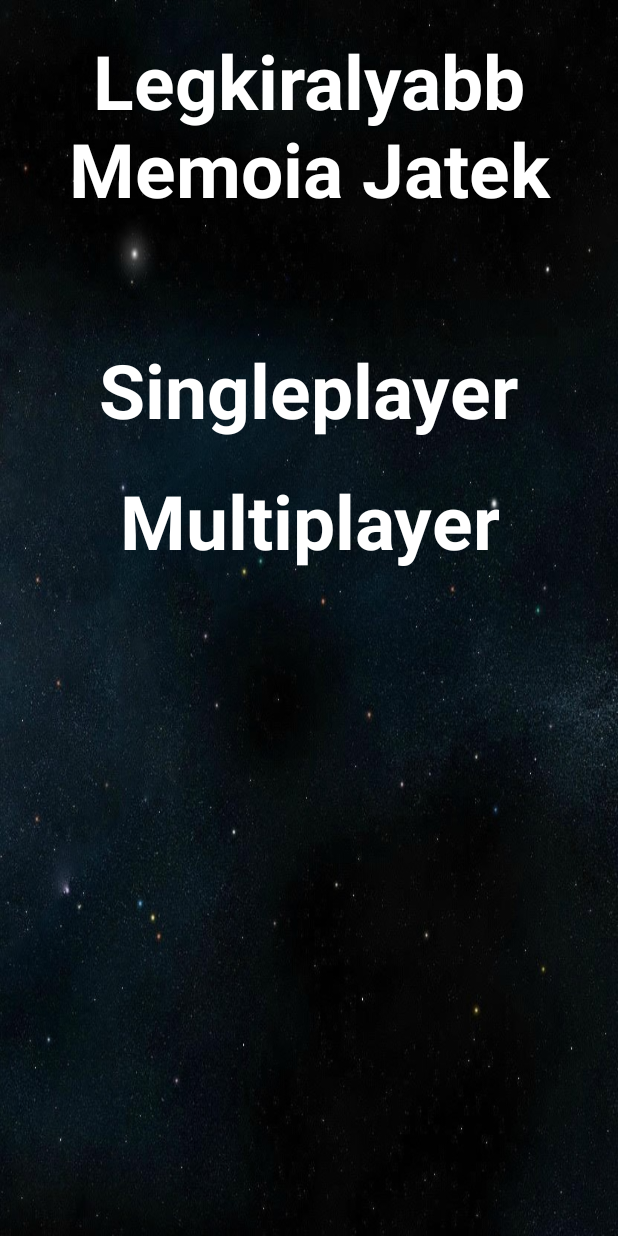
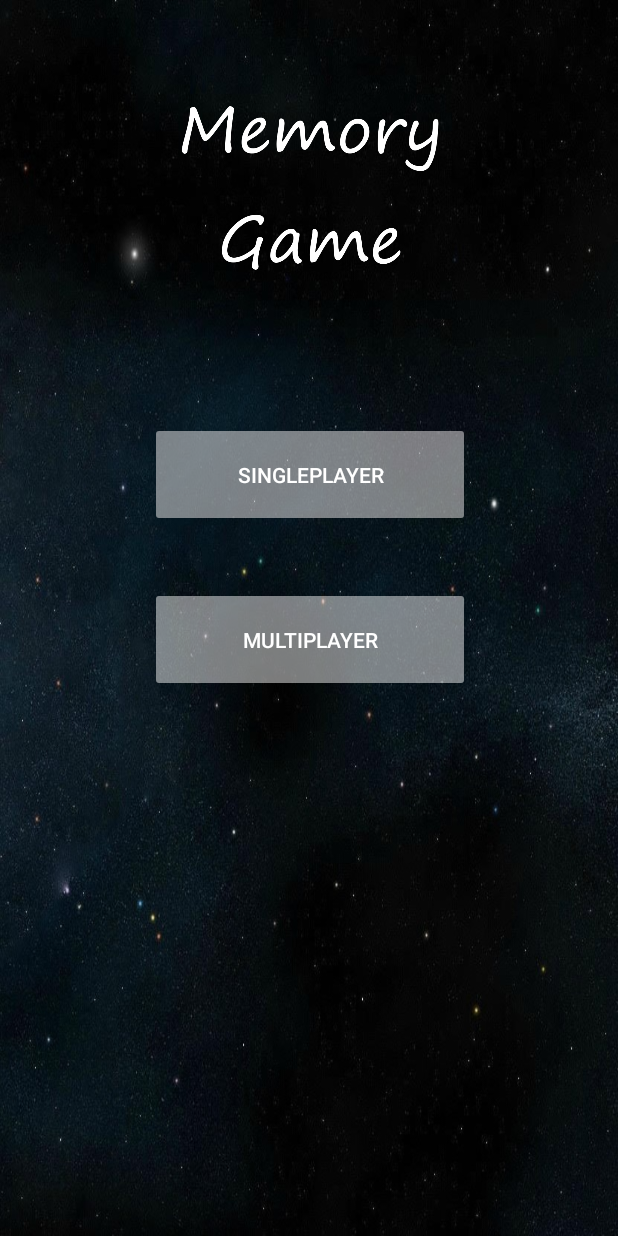
Before and after one commit to lacus6999/LegkiralyabbAndroidGame, an Android app: the MainActivity screen opened directly, with no data from a screen before it, on a phone screen of 412 x 824 dp. Run offline under Robolectric (Android 15) with nearby library versions, the phone set to English and light mode, and no system bars.

Commit message:
menüfrissítés

```diff
--- a/app/src/main/res/layout/activity_main.xml
+++ b/app/src/main/res/layout/activity_main.xml
@@ -1,5 +1,6 @@
 <?xml version="1.0" encoding="utf-8"?>
 <RelativeLayout xmlns:android="http://schemas.android.com/apk/res/android"
+    xmlns:app="http://schemas.android.com/apk/res-auto"
     android:layout_width="match_parent"
     android:layout_height="match_parent">
 
@@ -11,45 +12,41 @@
 
 
     <LinearLayout
-        android:layout_width="wrap_content"
+        android:layout_width="410dp"
         android:layout_height="wrap_content"
+        android:layout_alignParentEnd="true"
+        android:layout_marginEnd="0dp"
         android:gravity="center"
         android:orientation="vertical">
 
-        <TextView
+
+        <ImageView
+            android:id="@+id/imageView2"
             android:layout_width="wrap_content"
-            android:layout_height="wrap_content"
-            android:gravity="center_horizontal"
-            android:padding="20sp"
-            android:layout_marginBottom="50sp"
-            android:text="@string/legkiralyabb_memoia_jatek"
-            android:textColor="@android:color/white"
-            android:textSize="50sp"
-            android:textStyle="bold" />
+            android:layout_height="261dp"
+            android:paddingTop="20sp"
+            app:srcCompat="@drawable/felirat" />
 
-        <TextView
+        <Button
             android:id="@+id/play_singleplayer"
-            android:layout_width="wrap_content"
-            android:layout_height="wrap_content"
-            android:gravity="center"
-            android:text="@string/singleplayer"
-            android:textColor="@android:color/white"
-            android:textSize="50sp"
-            android:layout_margin="10sp"
-            android:textStyle="bold" />
+            android:layout_width="213dp"
+            android:layout_height="70dp"
+            android:layout_margin="20sp"
+            android:backgroundTint="#7AFDF9F9"
+            android:paddingHorizontal="40sp"
 
-        <TextView
+            android:text="SinglePlayer" />
+
+        <Button
             android:id="@+id/play_multiplayer"
-            android:layout_width="wrap_content"
-            android:layout_height="wrap_content"
-            android:layout_margin="10sp"
-            android:gravity="center"
-            android:text="@string/multiplayer"
-            android:textColor="@android:color/white"
-            android:textSize="50sp"
-            android:textStyle="bold" />
+            android:layout_width="213dp"
+            android:layout_height="70dp"
+            android:layout_margin="20sp"
+            android:backgroundTint="#7AFFFFFF"
+            android:paddingHorizontal="40sp"
+            android:text="MultiPlayer" />
+
     </LinearLayout>
 
 
-
 </RelativeLayout>
```
Also changed, not shown: app/src/main/AndroidManifest.xml (+6 -6 lines), app/src/main/res/drawable/felirat.png (added), 1 other file.
